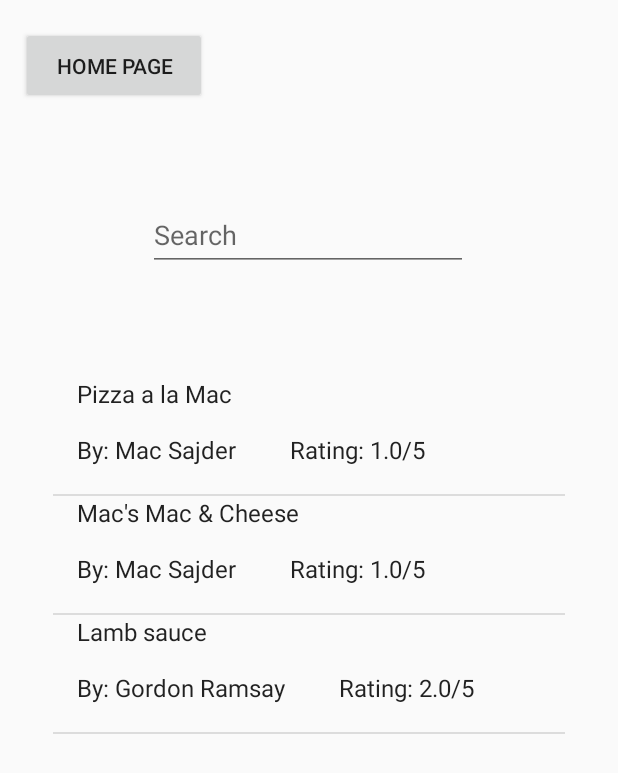
After one commit to Georgin11/Mealer_App, an Android app: the TestClientFunctionality screen opened directly, with no data from a screen before it, on a phone screen of 412 x 824 dp. The commit adds this screen. Shown: the top 773 px of the screen. Run offline under Robolectric (Android 15) with nearby library versions, the light colour scheme and no system bars; Roboto replaces fonts that are not available here.

Commit message:
Added functionality for listing meals that can be ordered

```diff
--- a/app/src/main/java/com/example/Mealer_App/AdminLandingPage.java
+++ b/app/src/main/java/com/example/Mealer_App/AdminLandingPage.java
@@ -68,7 +68,6 @@ public class AdminLandingPage extends AppCompatActivity {
             public void onItemClick(AdapterView<?> parent, View view, int position, long id) {
                 //add code for popup for complaint
                 complaintPosition = position;
-                //Toast.makeText(AdminLandingPage.this, complaintList.get(position).toString(), Toast.LENGTH_LONG).show();
                 dialogBuilder = new AlertDialog.Builder(AdminLandingPage.this);
 
                 final View complaintPopupView = getLayoutInflater().inflate(R.layout.activity_admin_complaint_popup, null);
--- a/app/src/main/java/com/example/Mealer_App/ClientLandingPage.java
+++ b/app/src/main/java/com/example/Mealer_App/ClientLandingPage.java
@@ -18,6 +18,11 @@ public class ClientLandingPage extends AppCompatActivity {
         finish();
     }
 
+    public void order(View view) {
+        Intent intent = new Intent(getApplicationContext(), TestClientFunctionality.class);
+        startActivityForResult(intent, 0);
+    }
+
     public void onInstagramClick(View view){
         Intent intent = new Intent(MediaStore.ACTION_IMAGE_CAPTURE);
         startActivity(intent);
--- a/app/src/main/java/com/example/Mealer_App/Database.java
+++ b/app/src/main/java/com/example/Mealer_App/Database.java
@@ -18,6 +18,8 @@ import com.example.Mealer_App.structure.Review;
 import com.example.Mealer_App.structure.Cook;
 import com.example.Mealer_App.structure.Meal;
 
+import java.math.BigDecimal;
+import java.math.RoundingMode;
 import java.util.ArrayList;
 import java.util.List;
 
@@ -375,7 +377,7 @@ public class Database extends SQLiteOpenHelper {
         cv.put(COLUMN_MEAL_PRICE, meal.getMealPrice());
         cv.put(COLUMN_MEAL_DESCRIPTION, meal.getMealDescription());
         cv.put(COLUMN_MEAL_IS_FEATURED, meal.isFeatured());
-        cv.put(COLUMN_MEAL_COOK, meal.getAssociatedCook());
+        cv.put(COLUMN_MEAL_COOK, meal.getAssociatedCook().getUsername());
 
         long insert = db.insert(MEAL_TABLE, null, cv);
         if(insert == -1) {
@@ -408,6 +410,7 @@ public class Database extends SQLiteOpenHelper {
 
     public List<Meal> getMealsOfCook(String cookUsername) {
         List<Meal> meals = new ArrayList<>();
+        List<Cook> cooks = getCooks();
         SQLiteDatabase db = this.getReadableDatabase();
 
         String query = "SELECT * FROM " + MEAL_TABLE;
@@ -427,11 +430,15 @@ public class Database extends SQLiteOpenHelper {
                     String mealDescription = cursor.getString(7);
                     boolean isFeatured = (cursor.getInt(8) == 1);
 
-                    Meal meal = new Meal(mealName, mealCourse, mealCuisine, mealIngredients, mealAllergens, mealPrice, mealDescription, cookUsername);
+                    for(Cook cook: cooks) {
+                        if(cook.getUsername().equals(cookUsername)) {
+                            Meal meal = new Meal(mealName, mealCourse, mealCuisine, mealIngredients, mealAllergens, mealPrice, mealDescription, cook);
 
-                    meal.setFeatured(isFeatured);
-                    meal.setDB_id(mealID);
-                    meals.add(meal);
+                            meal.setFeatured(isFeatured);
+                            meal.setDB_id(mealID);
+                            meals.add(meal);
+                        }
+                    }
                 }
 
             } while (cursor.moveToNext());
@@ -441,7 +448,46 @@ public class Database extends SQLiteOpenHelper {
         return meals;
     }
 
-    public List<Review> getReviews() {
+    public List<Meal> getAllMeals() {
+        List<Meal> meals = new ArrayList<>();
+        List<Cook> cooks = getCooks();
+        SQLiteDatabase db = this.getReadableDatabase();
+
+        String query = "SELECT * FROM " + MEAL_TABLE;
+
+        Cursor cursor = db.rawQuery(query, null);
+
+        if(cursor.moveToFirst()) {
+            do {
+                int mealID = cursor.getInt(0);
+                String mealName = cursor.getString(1);
+                String mealCourse = cursor.getString(2);
+                String mealCuisine = cursor.getString(3);
+                String mealIngredients = cursor.getString(4);
+                String mealAllergens = cursor.getString(5);
+                float mealPrice = cursor.getFloat(6);
+                String mealDescription = cursor.getString(7);
+                boolean isFeatured = (cursor.getInt(8) == 1);
+                String cookUsername = cursor.getString(9);
+
+                for(Cook cook: cooks) {
+                    if(cook.getUsername().equals(cookUsername)) {
+                        Meal meal = new Meal(mealName, mealCourse, mealCuisine, mealIngredients, mealAllergens, mealPrice, mealDescription, cook);
+
+                        meal.setFeatured(isFeatured);
+                        meal.setDB_id(mealID);
+                        meals.add(meal);
+                    }
+                }
+
+            } while (cursor.moveToNext());
+        }
+
+        cursor.close();
+        return meals;
+    }
+
+    public List<Review> getPositiveReviews() {
         List<Review> reviews = new ArrayList<>();
         SQLiteDatabase db = this.getReadableDatabase();
 
@@ -451,21 +497,18 @@ public class Database extends SQLiteOpenHelper {
 
         if(cursor.moveToFirst()) {
             do {
-                int complaintRating = cursor.getInt(3);
-                if(complaintRating >= 3) {
-                    int complaintId = cursor.getInt(0);
-                    String complaintTitle = cursor.getString(1);
-                    String complaintText = cursor.getString(2);
+                int reviewRating = cursor.getInt(3);
+                String reviewCook = cursor.getString(6);
+                if(reviewRating >= 3) {
+                    int reviewID = cursor.getInt(0);
+                    String reviewTitle = cursor.getString(1);
+                    String reviewText = cursor.getString(2);
 
-                    int complaintSuspension = cursor.getInt(4);
-                    String complaintClient = cursor.getString(5);
-                    String complaintCook = cursor.getString(6);
+                    String reviewClient = cursor.getString(5);
 
-                    Review review = new Review(complaintTitle, complaintText, complaintClient, complaintCook, complaintRating);
-                    if(complaintSuspension != -1) {
-                        review.setDaysSuspended(complaintSuspension);
-                    }
-                    review.setDB_id(complaintId);
+
+                    Review review = new Review(reviewTitle, reviewText, reviewClient, reviewCook, reviewRating);
+                    review.setDB_id(reviewID);
                     reviews.add(review);
                 }
             } while (cursor.moveToNext());
@@ -495,6 +538,40 @@ public class Database extends SQLiteOpenHelper {
                     int complaintSuspension = cursor.getInt(4);
                     String complaintClient = cursor.getString(5);
                     String complaintCook = cursor.getString(6);
+
+                    Review complaint = new Review(complaintTitle, complaintText, complaintClient, complaintCook, complaintRating);
+                    if(complaintSuspension != -1) {
+                        complaint.setDaysSuspended(complaintSuspension);
+                    }
+                    complaint.setDB_id(complaintId);
+                    complaints.add(complaint);
+                }
+            } while (cursor.moveToNext());
+        }
+
+        cursor.close();
+        return complaints;
+    }
+
+    public List<Review> getCookReviews(String cookUsername) {
+        List<Review> complaints = new ArrayList<>();
+        SQLiteDatabase db = this.getReadableDatabase();
+
+        String query = "SELECT * FROM " + REVIEW_TABLE;
+
+        Cursor cursor = db.rawQuery(query, null);
+
+        if(cursor.moveToFirst()) {
+            do {
+                String complaintCook = cursor.getString(6);
+                if(cookUsername.equals(complaintCook)) {
+                    int complaintId = cursor.getInt(0);
+                    String complaintTitle = cursor.getString(1);
+                    String complaintText = cursor.getString(2);
+                    int complaintRating = cursor.getInt(3);
+                    int complaintSuspension = cursor.getInt(4);
+                    String complaintClient = cursor.getString(5);
+
 
                     Review complaint = new Review(complaintTitle, complaintText, complaintClient, complaintCook, complaintRating);
                     if(complaintSuspension != -1) {
@@ -558,8 +635,11 @@ public class Database extends SQLiteOpenHelper {
                 int cookSuspension = cursor.getInt(7);
                 Address cookAddress = addresses.get(cursor.getInt(8)-1);
 
+                double rating = getCookRating(cookUsername);
+
                 Cook cook = new Cook(cookBio, true, cookFname, cookLname, cookEmail, cookAddress, cookUsername, cookPassword);
                 cook.setSuspension(cookSuspension);
+                cook.setRating(rating);
                 cooks.add(cook);
 
             } while (cursor.moveToNext());
@@ -701,7 +781,7 @@ public class Database extends SQLiteOpenHelper {
         cv.put(COLUMN_MEAL_PRICE, meal.getMealPrice());
         cv.put(COLUMN_MEAL_DESCRIPTION, meal.getMealDescription());
         cv.put(COLUMN_MEAL_IS_FEATURED, featured);
-        cv.put(COLUMN_MEAL_COOK, meal.getAssociatedCook());
+        cv.put(COLUMN_MEAL_COOK, meal.getAssociatedCook().getUsername());
 
         long insert = db.update(MEAL_TABLE, cv, COLUMN_MEAL_ID + "=" + meal.getDB_id(), null);
         if(insert == -1) {
@@ -720,7 +800,7 @@ public class Database extends SQLiteOpenHelper {
         SQLiteDatabase db = this.getWritableDatabase();
         ContentValues cv = new ContentValues();
 
-        List<Meal> meals = getMealsOfCook(meal.getAssociatedCook());
+        List<Meal> meals = getMealsOfCook(meal.getAssociatedCook().getUsername());
         int id = -1;
         for(int i = 0; i < meals.toArray().length; i++) {
             if(meal.equals(meals.get(i))) {
@@ -892,9 +972,19 @@ public class Database extends SQLiteOpenHelper {
         return found;
     }
 
-    public double getCookRating(String username) {
+    public double getCookRating(String cookUsername) {
         double rating = 0.0;
 
+        List<Review> reviews = getCookReviews(cookUsername);
+
+        for(Review review : reviews) {
+            rating += review.getRating();
+        }
+
+        rating /= reviews.size();
+
+        BigDecimal bd = BigDecimal.valueOf(rating);
+        rating = bd.setScale(2, RoundingMode.HALF_UP).doubleValue();
 
         return rating;
     }
--- a/app/src/main/java/com/example/Mealer_App/MainActivity.java
+++ b/app/src/main/java/com/example/Mealer_App/MainActivity.java
@@ -104,7 +104,6 @@ public class MainActivity extends AppCompatActivity {
                 dbHelper.addOne(review);
             }
         }
-
     }
     public void OnSignUp(View View) {
         //Application Context and Activity
--- a/app/src/main/java/com/example/Mealer_App/structure/Cook.java
+++ b/app/src/main/java/com/example/Mealer_App/structure/Cook.java
@@ -1,13 +1,12 @@
 package com.example.Mealer_App.structure;
 
-import static com.example.Mealer_App.structure.UserType.COOK;
 
-public class Cook extends NonAdmin{
+public class Cook extends NonAdmin {
 
     private String bio;
     private boolean voidCheque;
-    private UserType typeOfUser = COOK;
     private int suspensionLength;
+    private double rating;
 
     public Cook(String bio, boolean voidCheque, String fName, String lName, String email, Address address, String username, String password) {
         super(fName, lName, email, address, username, password);
@@ -33,7 +32,15 @@ public class Cook extends NonAdmin{
         return suspensionLength;
     }
 
-    public UserType getTypeOfUser() {
-        return typeOfUser;
+    public double getRating() {
+        return rating;
+    }
+
+    public boolean equals(Cook c) {
+        return (username.equals(c.username));
+    }
+
+    public void setRating(double newRating) {
+        rating = newRating;
     }
 }
--- a/app/src/main/java/com/example/Mealer_App/structure/Meal.java
+++ b/app/src/main/java/com/example/Mealer_App/structure/Meal.java
@@ -8,12 +8,13 @@ import java.util.List;
 
 public class Meal {
 
-    private String mealName, ListOfIngredients, ListOfAllergens, mealDescription, associatedCook, mealCourse, mealCuisine;
+    private String mealName, ListOfIngredients, ListOfAllergens, mealDescription, mealCourse, mealCuisine;
+    private Cook associatedCook;
     private float mealPrice;
     private boolean isFeatured;
     private int DB_id;
 
-    public Meal(String name, String course, String cuisine, String ingredients, String allergens, float price, String description, String cook) {
+    public Meal(String name, String course, String cuisine, String ingredients, String allergens, float price, String description, Cook cook) {
         mealName = name;
         mealCourse = course;
         mealCuisine = cuisine;
@@ -57,11 +58,11 @@ public class Meal {
         this.mealDescription = mealDescription;
     }
 
-    public String getAssociatedCook() {
+    public Cook getAssociatedCook() {
         return associatedCook;
     }
 
-    public void setAssociatedCook(String associatedCook) {
+    public void setAssociatedCook(Cook associatedCook) {
         this.associatedCook = associatedCook;
     }
 
@@ -116,21 +117,15 @@ public class Meal {
                 associatedCook.equals(meal.getAssociatedCook()));
     }
 
-    public String toString(Database db) {
+    public String toString() {
         String s = "";
-        List<Cook> cooks = db.getCooks();
-        Cook currentCook = null;
-        for(Cook cook: cooks) {
-            if(cook.getUsername().equals(associatedCook)) {
-                currentCook = cook;
-            }
-        }
         if(!isFeatured) {
             s += "**" + mealName + "**\t" + mealPrice;
         } else {
             s += mealName;
         }
-        s += "\n\t" + mealDescription + "\nBy: " + currentCook.getfName() + " " + currentCook.getlName();
+
+        s += "\n\nBy: " + associatedCook.getfName() + " " + associatedCook.getlName() + "         Rating: " + associatedCook.getRating() + "/5\n";
 
         return s;
     }
--- a/app/src/main/res/layout/activity_client_landing_page.xml
+++ b/app/src/main/res/layout/activity_client_landing_page.xml
@@ -51,6 +51,7 @@
                 android:layout_height="55dp"
                 android:backgroundTint="#273238"
                 android:fontFamily="sans-serif-smallcaps"
+                android:onClick="order"
                 android:text="Order now"
                 android:textColor="@color/white"
                 android:textSize="20sp" />
--- /dev/null
+++ b/app/src/main/res/layout/dummy_list_meals.xml
@@ -0,0 +1,46 @@
+<?xml version="1.0" encoding="utf-8"?>
+<androidx.constraintlayout.widget.ConstraintLayout xmlns:android="http://schemas.android.com/apk/res/android"
+    xmlns:app="http://schemas.android.com/apk/res-auto"
+    xmlns:tools="http://schemas.android.com/tools"
+    android:layout_width="match_parent"
+    android:layout_height="match_parent">
+
+    <Button
+        android:id="@+id/btnGoBack"
+        android:layout_width="124dp"
+        android:layout_height="51dp"
+        android:onClick="backToLandingPage"
+        android:text="Home Page"
+        app:layout_constraintBottom_toBottomOf="parent"
+        app:layout_constraintEnd_toEndOf="parent"
+        app:layout_constraintHorizontal_bias="0.049"
+        app:layout_constraintStart_toStartOf="parent"
+        app:layout_constraintTop_toTopOf="parent"
+        app:layout_constraintVertical_bias="0.023" />
+
+    <ListView
+        android:id="@+id/lv_Meals"
+        android:layout_width="341dp"
+        android:layout_height="464dp"
+        app:layout_constraintBottom_toBottomOf="parent"
+        app:layout_constraintEnd_toEndOf="parent"
+        app:layout_constraintHorizontal_bias="0.504"
+        app:layout_constraintStart_toStartOf="parent"
+        app:layout_constraintTop_toTopOf="parent"
+        app:layout_constraintVertical_bias="0.698" />
+
+    <EditText
+        android:id="@+id/editTextSearchBar"
+        android:layout_width="wrap_content"
+        android:layout_height="wrap_content"
+        android:ems="10"
+        android:hint="Search"
+        android:inputType="textPersonName"
+        android:minHeight="48dp"
+        app:layout_constraintBottom_toTopOf="@+id/lv_Meals"
+        app:layout_constraintEnd_toEndOf="parent"
+        app:layout_constraintHorizontal_bias="0.497"
+        app:layout_constraintStart_toStartOf="parent"
+        app:layout_constraintTop_toTopOf="parent"
+        app:layout_constraintVertical_bias="0.654" />
+</androidx.constraintlayout.widget.ConstraintLayout>
```
Also changed, not shown: app/src/main/AndroidManifest.xml (+7 -0 lines), app/src/main/java/com/example/Mealer_App/AddMeal.java (+4 -4 lines), app/src/main/java/com/example/Mealer_App/TestClientFunctionality.java (added, +182 -0 lines), app/src/main/res/layout/dummy_cook_profile.xml (added, +67 -0 lines), app/src/main/res/layout/dummy_meal_screen.xml (added, +109 -0 lines).
